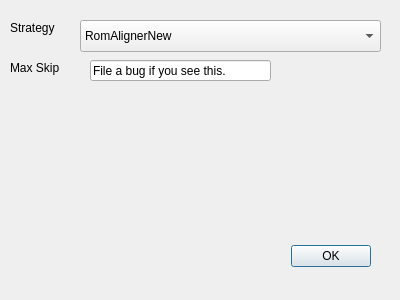
travisgoodspeed/maskromtool, file romaligndialog.ui: the form before one commit.
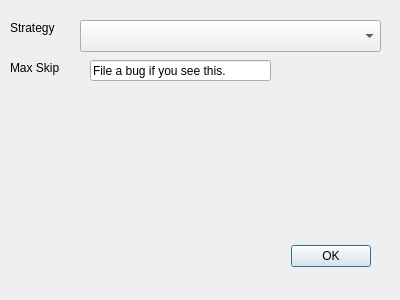
The form after the commit.

```diff
--- a/romaligndialog.ui
+++ b/romaligndialog.ui
@@ -64,11 +64,6 @@
      <height>32</height>
     </rect>
    </property>
-   <item>
-    <property name="text">
-     <string>RomAlignerNew</string>
-    </property>
-   </item>
   </widget>
   <widget class="QLineEdit" name="editMaxSkip">
    <property name="geometry">
```
